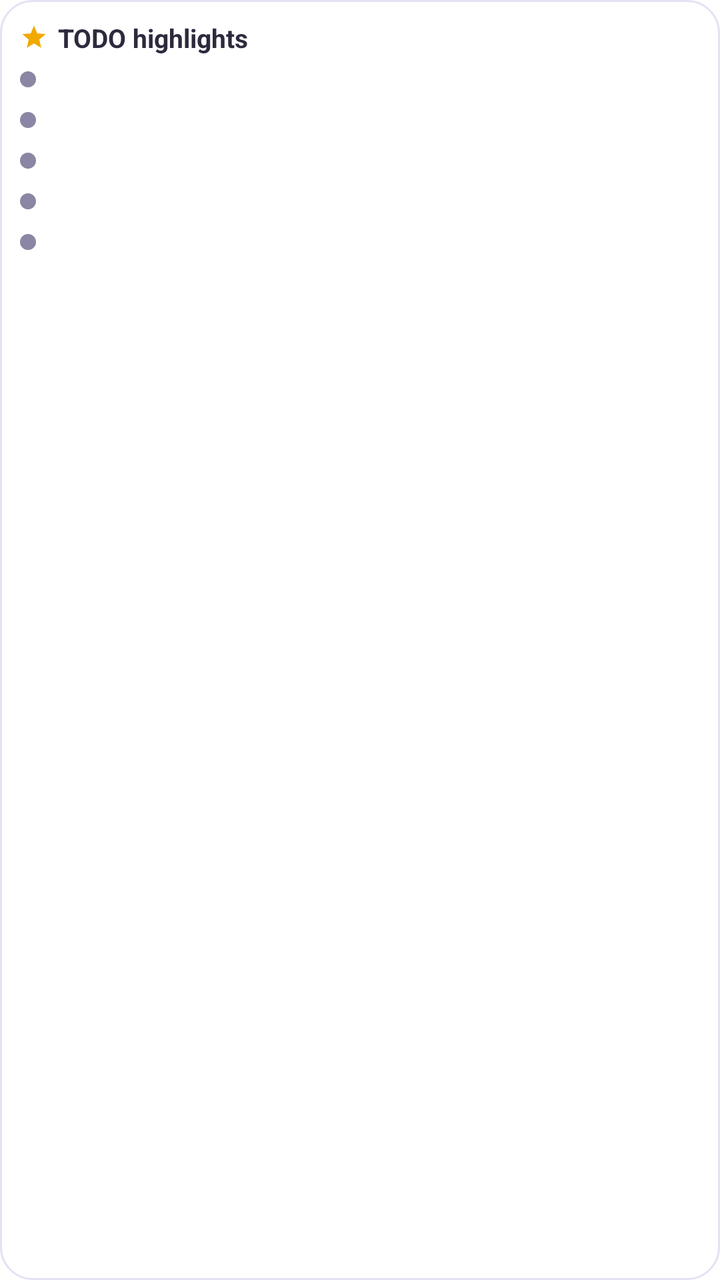
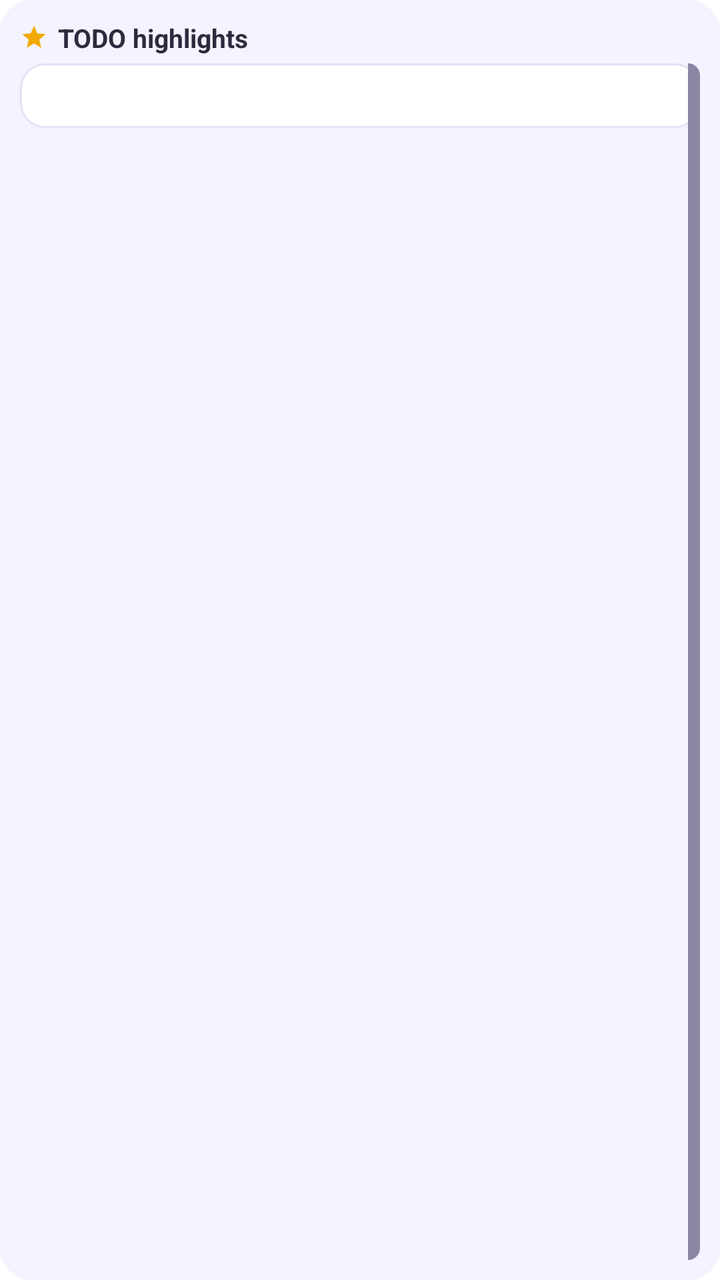

The first picture is an Android layout as it rendered before a commit; the second is the same layout after the commit. The layout source and the unified diff follow.
<!-- AndroidManifest.xml: fallback theme Theme.MaterialComponents.DayNight.NoActionBar -->
<!-- res/layout/todo_widget.xml -->
<?xml version="1.0" encoding="utf-8"?>
<LinearLayout xmlns:android="http://schemas.android.com/apk/res/android"
    android:id="@+id/widget_root"
    android:layout_width="match_parent"
    android:layout_height="match_parent"
    android:orientation="vertical"
    android:padding="10dp"
    android:background="@drawable/todo_widget_bg">

    <LinearLayout
        android:layout_width="match_parent"
        android:layout_height="wrap_content"
        android:orientation="horizontal"
        android:gravity="center_vertical">

        <ImageView
            android:layout_width="14dp"
            android:layout_height="14dp"
            android:src="@drawable/todo_widget_star"
            android:contentDescription="@null" />

        <TextView
            android:id="@+id/widget_title"
            android:layout_width="wrap_content"
            android:layout_height="wrap_content"
            android:layout_marginStart="5dp"
            android:text="@string/todo_widget_title"
            android:textColor="#2D2A3D"
            android:textSize="13sp"
            android:textStyle="bold" />
    </LinearLayout>

    <LinearLayout android:id="@+id/rowwrap0" style="@style/TodoWidgetRowWrap">
        <View android:id="@+id/dot0" style="@style/TodoWidgetDot" />
        <TextView android:id="@+id/row0" style="@style/TodoWidgetRowText" />
    </LinearLayout>
    <LinearLayout android:id="@+id/rowwrap1" style="@style/TodoWidgetRowWrap">
        <View android:id="@+id/dot1" style="@style/TodoWidgetDot" />
        <TextView android:id="@+id/row1" style="@style/TodoWidgetRowText" />
    </LinearLayout>
    <LinearLayout android:id="@+id/rowwrap2" style="@style/TodoWidgetRowWrap">
        <View android:id="@+id/dot2" style="@style/TodoWidgetDot" />
        <TextView android:id="@+id/row2" style="@style/TodoWidgetRowText" />
    </LinearLayout>
    <LinearLayout android:id="@+id/rowwrap3" style="@style/TodoWidgetRowWrap">
        <View android:id="@+id/dot3" style="@style/TodoWidgetDot" />
        <TextView android:id="@+id/row3" style="@style/TodoWidgetRowText" />
    </LinearLayout>
    <LinearLayout android:id="@+id/rowwrap4" style="@style/TodoWidgetRowWrap">
        <View android:id="@+id/dot4" style="@style/TodoWidgetDot" />
        <TextView android:id="@+id/row4" style="@style/TodoWidgetRowText" />
    </LinearLayout>

    <TextView
        android:id="@+id/widget_empty"
        android:layout_width="match_parent"
        android:layout_height="wrap_content"
        android:layout_marginTop="4dp"
        android:text="@string/todo_widget_empty"
        android:textColor="#8A86A3"
        android:textSize="12sp"
        android:visibility="gone" />
</LinearLayout>
<!-- resources referenced by this layout -->
<resources>
  <!-- drawable todo_widget_bg (drawable) -->
  <?xml version="1.0" encoding="utf-8"?>
  <shape xmlns:android="http://schemas.android.com/apk/res/android"
      android:shape="rectangle">
      <solid android:color="#FFFFFF" />
      <corners android:radius="16dp" />
      <stroke android:width="1dp" android:color="#E4E1F5" />
  </shape>
  <!-- drawable todo_widget_star (drawable) -->
  <?xml version="1.0" encoding="utf-8"?>
  <vector xmlns:android="http://schemas.android.com/apk/res/android"
      android:width="14dp"
      android:height="14dp"
      android:viewportWidth="24"
      android:viewportHeight="24"
      android:tint="#F2A900">
      <path
          android:fillColor="#FF000000"
          android:pathData="M12,17.27L18.18,21l-1.64,-7.03L22,9.24l-7.19,-0.61L12,2 9.19,8.63 2,9.24l5.46,4.73L5.82,21z" />
  </vector>
  <string name="todo_widget_empty">No tasks highlighted</string>
  <string name="todo_widget_title">TODO highlights</string>
  <style name="TodoWidgetDot">
          <item name="android:layout_width">8dp</item>
          <item name="android:layout_height">8dp</item>
          <item name="android:background">@drawable/todo_widget_dot</item>
      </style>
  <style name="TodoWidgetRowText">
          <item name="android:layout_width">0dp</item>
          <item name="android:layout_height">wrap_content</item>
          <item name="android:layout_weight">1</item>
          <item name="android:layout_marginStart">7dp</item>
          <item name="android:maxLines">1</item>
          <item name="android:ellipsize">end</item>
          <item name="android:textColor">#2D2A3D</item>
          <item name="android:textSize">12sp</item>
      </style>
  <style name="TodoWidgetRowWrap">
          <item name="android:layout_width">match_parent</item>
          <item name="android:layout_height">wrap_content</item>
          <item name="android:layout_marginTop">4dp</item>
          <item name="android:orientation">horizontal</item>
          <item name="android:gravity">center_vertical</item>
      </style>
  <!-- drawable todo_widget_dot (drawable) -->
  <?xml version="1.0" encoding="utf-8"?>
  <shape xmlns:android="http://schemas.android.com/apk/res/android"
      android:shape="oval">
      <solid android:color="#8A86A3" />
      <size android:width="8dp" android:height="8dp" />
  </shape>
</resources>

<!-- the commit's change to res/layout/todo_widget.xml (unified diff, before → after) -->
@@ -30,26 +30,26 @@
             android:textStyle="bold" />
     </LinearLayout>
 
-    <LinearLayout android:id="@+id/rowwrap0" style="@style/TodoWidgetRowWrap">
-        <View android:id="@+id/dot0" style="@style/TodoWidgetDot" />
+    <FrameLayout android:id="@+id/rowwrap0" style="@style/TodoWidgetRowWrap">
         <TextView android:id="@+id/row0" style="@style/TodoWidgetRowText" />
-    </LinearLayout>
-    <LinearLayout android:id="@+id/rowwrap1" style="@style/TodoWidgetRowWrap">
-        <View android:id="@+id/dot1" style="@style/TodoWidgetDot" />
+        <View android:id="@+id/stripe0" style="@style/TodoWidgetStripe" />
+    </FrameLayout>
+    <FrameLayout android:id="@+id/rowwrap1" style="@style/TodoWidgetRowWrap">
         <TextView android:id="@+id/row1" style="@style/TodoWidgetRowText" />
-    </LinearLayout>
-    <LinearLayout android:id="@+id/rowwrap2" style="@style/TodoWidgetRowWrap">
-        <View android:id="@+id/dot2" style="@style/TodoWidgetDot" />
+        <View android:id="@+id/stripe1" style="@style/TodoWidgetStripe" />
+    </FrameLayout>
+    <FrameLayout android:id="@+id/rowwrap2" style="@style/TodoWidgetRowWrap">
         <TextView android:id="@+id/row2" style="@style/TodoWidgetRowText" />
-    </LinearLayout>
-    <LinearLayout android:id="@+id/rowwrap3" style="@style/TodoWidgetRowWrap">
-        <View android:id="@+id/dot3" style="@style/TodoWidgetDot" />
+        <View android:id="@+id/stripe2" style="@style/TodoWidgetStripe" />
+    </FrameLayout>
+    <FrameLayout android:id="@+id/rowwrap3" style="@style/TodoWidgetRowWrap">
         <TextView android:id="@+id/row3" style="@style/TodoWidgetRowText" />
-    </LinearLayout>
-    <LinearLayout android:id="@+id/rowwrap4" style="@style/TodoWidgetRowWrap">
-        <View android:id="@+id/dot4" style="@style/TodoWidgetDot" />
+        <View android:id="@+id/stripe3" style="@style/TodoWidgetStripe" />
+    </FrameLayout>
+    <FrameLayout android:id="@+id/rowwrap4" style="@style/TodoWidgetRowWrap">
         <TextView android:id="@+id/row4" style="@style/TodoWidgetRowText" />
-    </LinearLayout>
+        <View android:id="@+id/stripe4" style="@style/TodoWidgetStripe" />
+    </FrameLayout>
 
     <TextView
         android:id="@+id/widget_empty"
<!-- resource entries referenced after the edit -->
@@ -4,9 +4,8 @@
   <?xml version="1.0" encoding="utf-8"?>
   <shape xmlns:android="http://schemas.android.com/apk/res/android"
       android:shape="rectangle">
-      <solid android:color="#FFFFFF" />
+      <solid android:color="#F5F3FF" />
       <corners android:radius="16dp" />
-      <stroke android:width="1dp" android:color="#E4E1F5" />
   </shape>
   <!-- drawable todo_widget_star (drawable) -->
   <?xml version="1.0" encoding="utf-8"?>
@@ -22,16 +21,14 @@
   </vector>
   <string name="todo_widget_empty">No tasks highlighted</string>
   <string name="todo_widget_title">TODO highlights</string>
-  <style name="TodoWidgetDot">
-          <item name="android:layout_width">8dp</item>
-          <item name="android:layout_height">8dp</item>
-          <item name="android:background">@drawable/todo_widget_dot</item>
-      </style>
   <style name="TodoWidgetRowText">
-          <item name="android:layout_width">0dp</item>
+          <item name="android:layout_width">match_parent</item>
           <item name="android:layout_height">wrap_content</item>
-          <item name="android:layout_weight">1</item>
-          <item name="android:layout_marginStart">7dp</item>
+          <item name="android:background">@drawable/todo_widget_row_bg</item>
+          <item name="android:paddingStart">10dp</item>
+          <item name="android:paddingEnd">16dp</item>
+          <item name="android:paddingTop">8dp</item>
+          <item name="android:paddingBottom">8dp</item>
           <item name="android:maxLines">1</item>
           <item name="android:ellipsize">end</item>
           <item name="android:textColor">#2D2A3D</item>
@@ -41,15 +38,29 @@
           <item name="android:layout_width">match_parent</item>
           <item name="android:layout_height">wrap_content</item>
           <item name="android:layout_marginTop">4dp</item>
-          <item name="android:orientation">horizontal</item>
-          <item name="android:gravity">center_vertical</item>
       </style>
-  <!-- drawable todo_widget_dot (drawable) -->
+  <style name="TodoWidgetStripe">
+          <item name="android:layout_width">6dp</item>
+          <item name="android:layout_height">match_parent</item>
+          <item name="android:layout_gravity">right</item>
+          <item name="android:background">@drawable/todo_widget_stripe</item>
+      </style>
+  <!-- drawable todo_widget_row_bg (drawable) -->
   <?xml version="1.0" encoding="utf-8"?>
   <shape xmlns:android="http://schemas.android.com/apk/res/android"
-      android:shape="oval">
+      android:shape="rectangle">
+      <solid android:color="#FFFFFF" />
+      <corners android:radius="12dp" />
+      <stroke android:width="1dp" android:color="#E4E1F5" />
+  </shape>
+  <!-- drawable todo_widget_stripe (drawable) -->
+  <?xml version="1.0" encoding="utf-8"?>
+  <shape xmlns:android="http://schemas.android.com/apk/res/android"
+      android:shape="rectangle">
       <solid android:color="#8A86A3" />
-      <size android:width="8dp" android:height="8dp" />
+      <corners
+          android:topRightRadius="12dp"
+          android:bottomRightRadius="12dp" />
   </shape>
 </resources>
 
